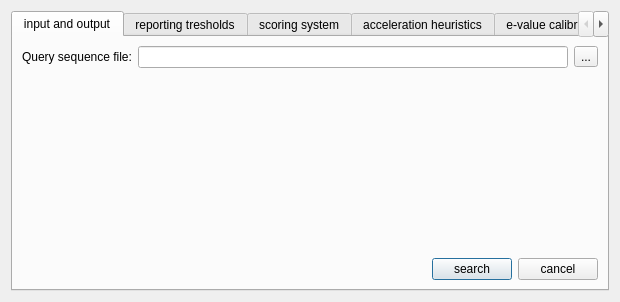
Qt form src/plugins_3rdparty/hmm3/src/phmmer/ui/UHMM3PhmmerDialog.ui (dualword/ugene-qt4) before a commit.
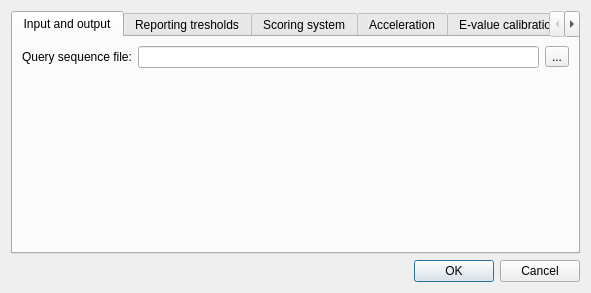
The same form after that commit. The open tabs and pages were chosen to show the change.

Diff of the .ui file:
```diff
--- a/src/plugins_3rdparty/hmm3/src/phmmer/ui/UHMM3PhmmerDialog.ui
+++ b/src/plugins_3rdparty/hmm3/src/phmmer/ui/UHMM3PhmmerDialog.ui
@@ -1,34 +1,35 @@
 <ui version="4.0" >
  <class>UHMM3PhmmerDialog</class>
- <widget class="QDialog" name="UHMM3PhmmerDialog" >
-  <property name="geometry" >
+ <widget class="QDialog" name="UHMM3PhmmerDialog">
+  <property name="geometry">
    <rect>
     <x>0</x>
     <y>0</y>
-    <width>620</width>
-    <height>302</height>
+    <width>587</width>
+    <height>290</height>
    </rect>
   </property>
-  <property name="windowTitle" >
-   <string>Dialog</string>
+  <property name="minimumSize">
+   <size>
+    <width>0</width>
+    <height>0</height>
+   </size>
   </property>
   <layout class="QVBoxLayout" name="verticalLayout" >
    <item>
-    <widget class="QTabWidget" name="mainTabWidget" >
-     <property name="currentIndex" >
-      <number>0</number>
+    <widget class="QTabWidget" name="mainTabWidget">
+     <property name="minimumSize">
+      <size>
+       <width>569</width>
+       <height>243</height>
+      </size>
      </property>
-     <widget class="QWidget" name="inputAndOutputTab" >
-      <property name="geometry" >
-       <rect>
-        <x>0</x>
-        <y>0</y>
-        <width>625</width>
-        <height>260</height>
-       </rect>
-      </property>
-      <attribute name="title" >
-       <string>input and output</string>
+     <property name="currentIndex">
+      <number>5</number>
+     </property>
+     <widget class="QWidget" name="inputAndOutputTab">
+      <attribute name="title">
+       <string>Input and output</string>
       </attribute>
       <layout class="QVBoxLayout" name="verticalLayout_3" >
        <item>
@@ -73,52 +74,13 @@
            </property>
           </spacer>
          </item>
-         <item>
-          <layout class="QHBoxLayout" name="horizontalLayout" >
-           <item>
-            <spacer name="horizontalSpacer" >
-             <property name="orientation" >
-              <enum>Qt::Horizontal</enum>
-             </property>
-             <property name="sizeHint" stdset="0" >
-              <size>
-               <width>40</width>
-               <height>20</height>
-              </size>
-             </property>
-            </spacer>
-           </item>
-           <item>
-            <widget class="QPushButton" name="okPushButton" >
-             <property name="text" >
-              <string>search</string>
-             </property>
-            </widget>
-           </item>
-           <item>
-            <widget class="QPushButton" name="cancelPushButton" >
-             <property name="text" >
-              <string>cancel</string>
-             </property>
-            </widget>
-           </item>
-          </layout>
-         </item>
         </layout>
        </item>
       </layout>
      </widget>
-     <widget class="QWidget" name="reportingTresholdsTab" >
-      <property name="geometry" >
-       <rect>
-        <x>0</x>
-        <y>0</y>
-        <width>625</width>
-        <height>218</height>
-       </rect>
-      </property>
-      <attribute name="title" >
-       <string>reporting tresholds</string>
+     <widget class="QWidget" name="reportingTresholdsTab">
+      <attribute name="title">
+       <string>Reporting tresholds</string>
       </attribute>
       <layout class="QVBoxLayout" name="verticalLayout_11" >
        <item>
@@ -230,17 +192,9 @@
        </item>
       </layout>
      </widget>
-     <widget class="QWidget" name="scoringSystemTab" >
-      <property name="geometry" >
-       <rect>
-        <x>0</x>
-        <y>0</y>
-        <width>625</width>
-        <height>218</height>
-       </rect>
-      </property>
-      <attribute name="title" >
-       <string>scoring system</string>
+     <widget class="QWidget" name="scoringSystemTab">
+      <attribute name="title">
+       <string>Scoring system</string>
       </attribute>
       <layout class="QVBoxLayout" name="verticalLayout_5" >
        <item>
@@ -322,17 +276,9 @@
        </item>
       </layout>
      </widget>
-     <widget class="QWidget" name="accHeuristicsTab" >
-      <property name="geometry" >
-       <rect>
-        <x>0</x>
-        <y>0</y>
-        <width>625</width>
-        <height>218</height>
-       </rect>
-      </property>
-      <attribute name="title" >
-       <string>acceleration heuristics</string>
+     <widget class="QWidget" name="accHeuristicsTab">
+      <attribute name="title">
+       <string>Acceleration</string>
       </attribute>
       <layout class="QVBoxLayout" name="verticalLayout_6" >
        <item>
@@ -482,17 +428,9 @@
        </item>
       </layout>
      </widget>
-     <widget class="QWidget" name="evalCalibrationTab" >
-      <property name="geometry" >
-       <rect>
-        <x>0</x>
-        <y>0</y>
-        <width>625</width>
-        <height>218</height>
-       </rect>
-      </property>
-      <attribute name="title" >
-       <string>e-value calibration</string>
+     <widget class="QWidget" name="evalCalibrationTab">
+      <attribute name="title">
+       <string>E-value calibration</string>
       </attribute>
       <layout class="QVBoxLayout" name="verticalLayout_8" >
        <item>
@@ -739,17 +677,9 @@
        </item>
       </layout>
      </widget>
-     <widget class="QWidget" name="otherTab" >
-      <property name="geometry" >
-       <rect>
-        <x>0</x>
-        <y>0</y>
-        <width>625</width>
-        <height>218</height>
-       </rect>
-      </property>
-      <attribute name="title" >
-       <string>other</string>
+     <widget class="QWidget" name="otherTab">
+      <attribute name="title">
+       <string>Other</string>
       </attribute>
       <layout class="QVBoxLayout" name="verticalLayout_12" >
        <item>
@@ -833,6 +763,13 @@
      </widget>
     </widget>
    </item>
+   <item>
+    <widget class="QDialogButtonBox" name="buttonBox">
+     <property name="standardButtons">
+      <set>QDialogButtonBox::Cancel|QDialogButtonBox::Ok</set>
+     </property>
+    </widget>
+   </item>
   </layout>
  </widget>
  <resources/>
```
Left out of the diff: 460 changed lines with no effect on the pictures.
